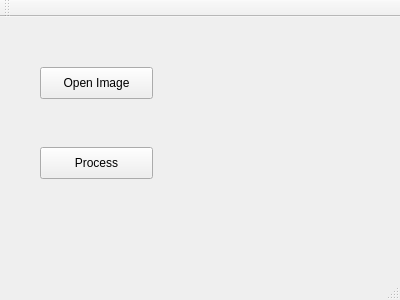
Before: the Qt Designer form strategy_dev/qt5/gui_qt/mainwindow.ui in edony-shadow-walker/anth, drawn with Qt 5.
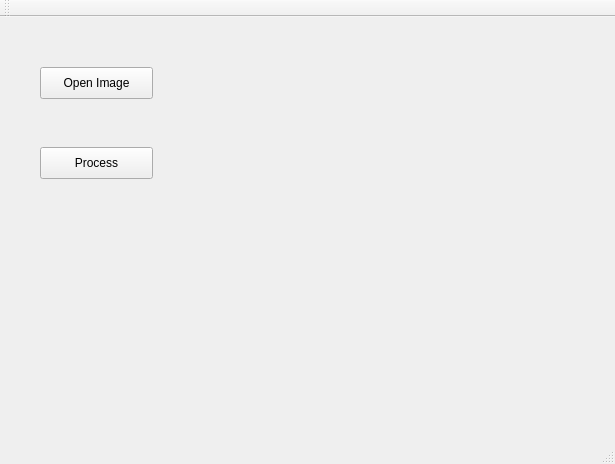
After: the same form once the commit is applied.

Patch:
```diff
--- a/strategy_dev/qt5/gui_qt/mainwindow.ui
+++ b/strategy_dev/qt5/gui_qt/mainwindow.ui
@@ -6,8 +6,8 @@
    <rect>
     <x>0</x>
     <y>0</y>
-    <width>400</width>
-    <height>300</height>
+    <width>615</width>
+    <height>464</height>
    </rect>
   </property>
   <property name="windowTitle">
@@ -40,6 +40,19 @@
      <string>Process</string>
     </property>
    </widget>
+   <widget class="QLabel" name="label">
+    <property name="geometry">
+     <rect>
+      <x>169</x>
+      <y>25</y>
+      <width>421</width>
+      <height>361</height>
+     </rect>
+    </property>
+    <property name="text">
+     <string/>
+    </property>
+   </widget>
   </widget>
   <widget class="QMenuBar" name="menuBar">
    <property name="geometry">
```
Left out of the diff: 2 changed lines with no effect on the pictures.
